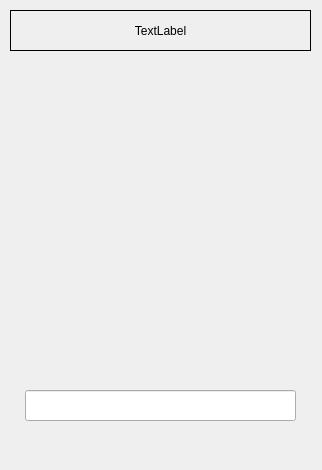
Before: the Qt Designer form trainingwindow.ui in Skripove/MyDictionary, drawn with Qt 5.
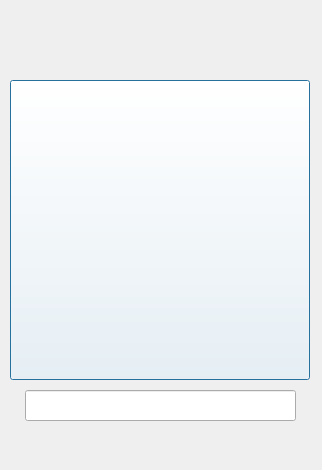
After: the same form once the commit is applied.

What changed in the file:
```diff
--- a/trainingwindow.ui
+++ b/trainingwindow.ui
@@ -17,16 +17,27 @@
    <property name="geometry">
     <rect>
      <x>10</x>
-     <y>10</y>
+     <y>20</y>
      <width>301</width>
      <height>41</height>
     </rect>
    </property>
+   <property name="font">
+    <font>
+     <family>Segoe UI</family>
+     <pointsize>17</pointsize>
+     <weight>75</weight>
+     <bold>true</bold>
+    </font>
+   </property>
+   <property name="styleSheet">
+    <string notr="true">color: rgb(104, 0, 156);</string>
+   </property>
    <property name="frameShape">
-    <enum>QFrame::Box</enum>
+    <enum>QFrame::NoFrame</enum>
    </property>
    <property name="text">
-    <string>TextLabel</string>
+    <string/>
    </property>
    <property name="alignment">
     <set>Qt::AlignCenter</set>
@@ -61,6 +72,22 @@
     </rect>
    </property>
   </widget>
+  <widget class="QPushButton" name="btnShowImg">
+   <property name="geometry">
+    <rect>
+     <x>10</x>
+     <y>80</y>
+     <width>300</width>
+     <height>300</height>
+    </rect>
+   </property>
+   <property name="styleSheet">
+    <string notr="true">background-color: rgba(255, 255, 255, 0);</string>
+   </property>
+   <property name="text">
+    <string/>
+   </property>
+  </widget>
  </widget>
  <resources/>
  <connections/>
```
Left out of the diff: 2 changed lines with no effect on the pictures.
